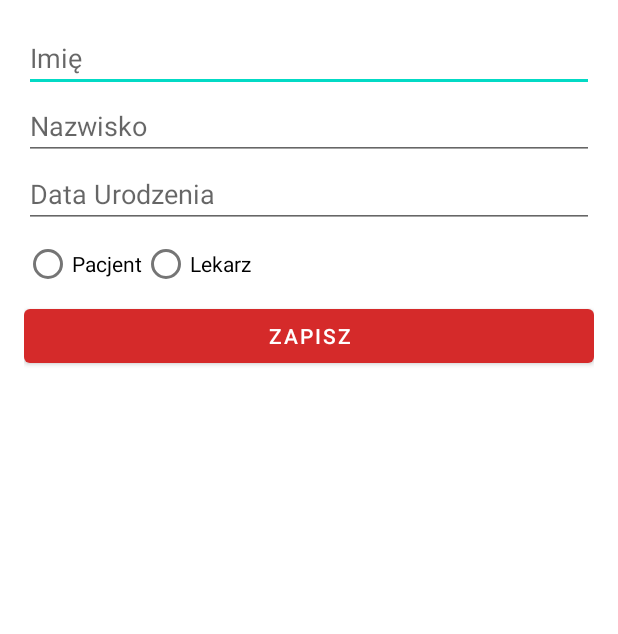
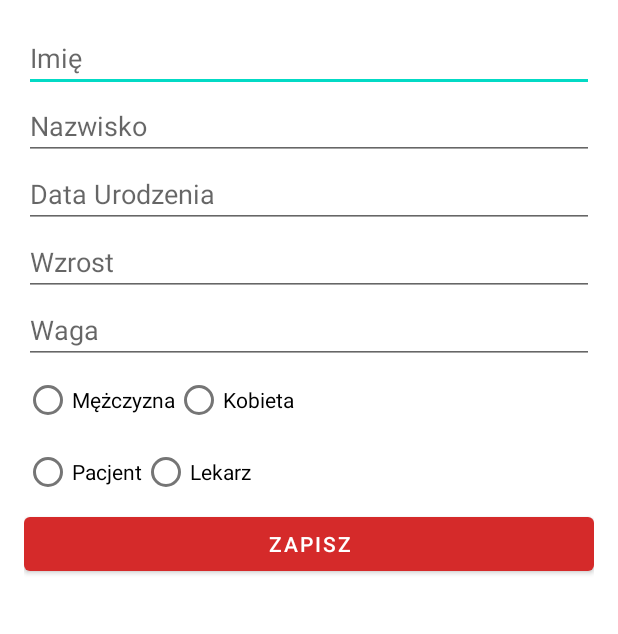
Before and after one commit to Piniekf/KardioL0g, an Android app: the InitialSettingsActivity screen opened directly, with no data from a screen before it, on a phone screen of 412 x 824 dp, the part 99-733 px from its top. Run offline under Robolectric (Android 15) with nearby library versions, the phone set to English and light mode, and no system bars; our stand-ins replace Firebase (no records; nobody signed in at launch, a user with empty details on screens opened directly).

Commit message:
Dodane więcej danych do wstępnych ustawień.

```diff
--- a/app/src/main/java/com/party/kardiol0g/InitialSettingsActivity.java
+++ b/app/src/main/java/com/party/kardiol0g/InitialSettingsActivity.java
@@ -3,6 +3,7 @@ package com.party.kardiol0g;
 import android.app.DatePickerDialog;
 import android.content.Intent;
 import android.os.Bundle;
+import android.text.TextUtils;
 import android.view.View;
 import android.widget.Button;
 import android.widget.DatePicker;
@@ -11,7 +12,6 @@ import android.widget.RadioButton;
 import android.widget.RadioGroup;
 import android.widget.Toast;
 
-import androidx.annotation.NonNull;
 import androidx.appcompat.app.AppCompatActivity;
 
 import com.google.firebase.auth.FirebaseAuth;
@@ -22,8 +22,8 @@ import java.util.Calendar;
 
 public class InitialSettingsActivity extends AppCompatActivity {
 
-    private EditText editTextFirstName, editTextLastName, editTextDateOfBirth;
-    private RadioGroup radioGroupRole;
+    private EditText editTextFirstName, editTextLastName, editTextDateOfBirth, editTextHeight, editTextWeight;
+    private RadioGroup radioGroupRole, radioGroupGender;
     private Button buttonSave;
     private DatabaseReference userDatabase;
 
@@ -37,7 +37,10 @@ public class InitialSettingsActivity extends AppCompatActivity {
         editTextFirstName = findViewById(R.id.editTextFirstName);
         editTextLastName = findViewById(R.id.editTextLastName);
         editTextDateOfBirth = findViewById(R.id.editTextDateOfBirth);
+        editTextHeight = findViewById(R.id.editTextHeight);
+        editTextWeight = findViewById(R.id.editTextWeight);
         radioGroupRole = findViewById(R.id.radioGroupRole);
+        radioGroupGender = findViewById(R.id.radioGroupGender);
         buttonSave = findViewById(R.id.buttonSave);
 
         editTextDateOfBirth.setOnClickListener(new View.OnClickListener() {
@@ -79,15 +82,36 @@ public class InitialSettingsActivity extends AppCompatActivity {
         String firstName = editTextFirstName.getText().toString().trim();
         String lastName = editTextLastName.getText().toString().trim();
         String dateOfBirth = editTextDateOfBirth.getText().toString().trim();
+        String heightStr = editTextHeight.getText().toString().trim();
+        String weightStr = editTextWeight.getText().toString().trim();
+
+        // Walidacja pól
+        if (TextUtils.isEmpty(firstName) || TextUtils.isEmpty(lastName) || TextUtils.isEmpty(dateOfBirth) ||
+                TextUtils.isEmpty(heightStr) || TextUtils.isEmpty(weightStr) ||
+                radioGroupRole.getCheckedRadioButtonId() == -1 || radioGroupGender.getCheckedRadioButtonId() == -1) {
+            Toast.makeText(this, "Wypełnij wszystkie pola", Toast.LENGTH_SHORT).show();
+            return;
+        }
+
+        // Konwersja wzrostu i wagi na liczby
+        int height = Integer.parseInt(heightStr);
+        int weight = Integer.parseInt(weightStr);
 
         int selectedRoleId = radioGroupRole.getCheckedRadioButtonId();
         RadioButton selectedRoleRadioButton = findViewById(selectedRoleId);
         String role = selectedRoleRadioButton.getText().toString();
 
+        int selectedGenderId = radioGroupGender.getCheckedRadioButtonId();
+        RadioButton selectedGenderRadioButton = findViewById(selectedGenderId);
+        String gender = selectedGenderRadioButton.getText().toString();
+
         userDatabase.child("imie").setValue(firstName);
         userDatabase.child("nazwisko").setValue(lastName);
         userDatabase.child("dataUrodzenia").setValue(dateOfBirth);
+        userDatabase.child("wzrost").setValue(height);
+        userDatabase.child("waga").setValue(weight);
         userDatabase.child("czyLekarz").setValue(role.equals("Lekarz"));
+        userDatabase.child("płeć").setValue(gender);
 
         Toast.makeText(this, "Dane zapisane", Toast.LENGTH_SHORT).show();
 
--- a/app/src/main/java/com/party/kardiol0g/MainActivity.java
+++ b/app/src/main/java/com/party/kardiol0g/MainActivity.java
@@ -72,12 +72,13 @@ public class MainActivity extends AppCompatActivity implements NavigationView.On
                 public void onDataChange(@NonNull DataSnapshot dataSnapshot) {
                     if (dataSnapshot.exists()) {
                         String name = dataSnapshot.child("imie").getValue(String.class);
+                        String surname = dataSnapshot.child("nazwisko").getValue(String.class);
                         String email = dataSnapshot.child("email").getValue(String.class);
 
                         View headerView = navigationView.getHeaderView(0);
                         TextView nameTextView = headerView.findViewById(R.id.name);
                         TextView emailTextView = headerView.findViewById(R.id.email);
-                        nameTextView.setText(name);
+                        nameTextView.setText(name + " " + surname);
                         emailTextView.setText(email);
                     }
                 }
--- a/app/src/main/res/layout/activity_initial_settings.xml
+++ b/app/src/main/res/layout/activity_initial_settings.xml
@@ -30,6 +30,35 @@
         android:layout_height="wrap_content"
         android:hint="Data Urodzenia" />
 
+    <EditText
+        android:id="@+id/editTextHeight"
+        android:layout_width="match_parent"
+        android:layout_height="wrap_content"
+        android:hint="Wzrost" />
+
+    <EditText
+        android:id="@+id/editTextWeight"
+        android:layout_width="match_parent"
+        android:layout_height="wrap_content"
+        android:hint="Waga" />
+
+    <RadioGroup
+        android:id="@+id/radioGroupGender"
+        android:layout_width="match_parent"
+        android:layout_height="wrap_content"
+        android:orientation="horizontal">
+        <RadioButton
+            android:id="@+id/radioButtonMale"
+            android:layout_width="wrap_content"
+            android:layout_height="wrap_content"
+            android:text="Mężczyzna" />
+        <RadioButton
+            android:id="@+id/radioButtonFemale"
+            android:layout_width="wrap_content"
+            android:layout_height="wrap_content"
+            android:text="Kobieta" />
+    </RadioGroup>
+
     <RadioGroup
         android:id="@+id/radioGroupRole"
         android:layout_width="match_parent"
```
